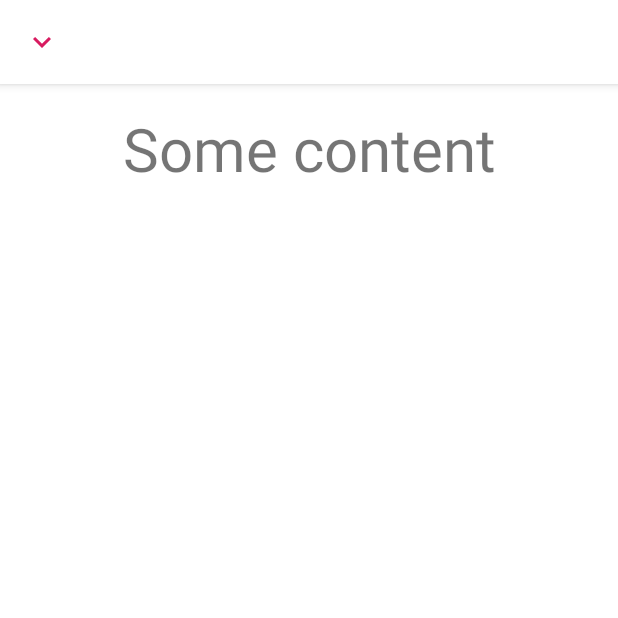
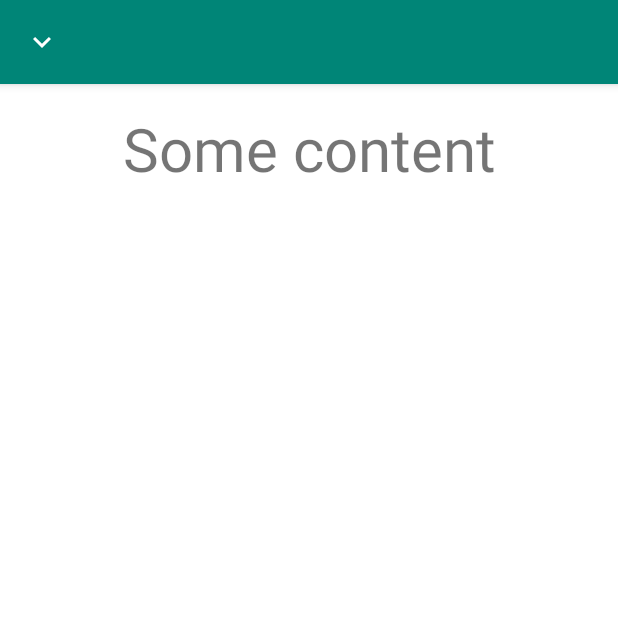
Before and after one commit to vinayhsorathiya/BottomSheetDialogFragmentWithStatusBarColor, an Android app: the screen it shows after launch (MainActivity), after a tap on "Click me!", on a phone screen of 412 x 824 dp, the top half of it. Run offline under Robolectric (Android 15) with nearby library versions, the phone set to English and light mode, and no system bars.

```diff
--- a/app/src/main/java/yaroslav/ovdiienko/idivision/bottomsheetdialogfragmentwithstatusbarcolor/MyBottomSheetDialog.kt
+++ b/app/src/main/java/yaroslav/ovdiienko/idivision/bottomsheetdialogfragmentwithstatusbarcolor/MyBottomSheetDialog.kt
@@ -3,6 +3,7 @@ package yaroslav.ovdiienko.idivision.bottomsheetdialogfragmentwithstatusbarcolor
 import android.annotation.SuppressLint
 import android.app.Dialog
 import android.os.Bundle
+import android.view.KeyEvent
 import android.view.LayoutInflater
 import android.view.View
 import android.view.ViewGroup
@@ -18,8 +19,17 @@ class MyBottomSheetDialog : BottomSheetDialogFragment() {
 
     override fun onCreateDialog(savedInstanceState: Bundle?): Dialog {
         return (super.onCreateDialog(savedInstanceState) as BottomSheetDialog).apply {
+            window?.setDimAmount(0f)
             setOnShowListener { setupBottomSheetDialog(this) }
-            window?.setDimAmount(0f)
+            setOnKeyListener { _, _, event ->
+                if (event.keyCode == KeyEvent.KEYCODE_BACK) {
+                    changeBackgroundToolbarViewAlpha()
+                    dismiss()
+                    true
+                } else {
+                    false
+                }
+            }
         }
     }
 
@@ -78,7 +88,7 @@ class MyBottomSheetDialog : BottomSheetDialogFragment() {
     }
 
     private fun changeBackgroundToolbarViewAlpha(slideOffset: Float = 0f) {
-        (activity as MainActivity).setToolbarViewAlpha(slideOffset)
+        (activity as MainActivity?)?.setToolbarViewAlpha(slideOffset)
     }
 
     companion object {
--- a/app/src/main/res/drawable/ic_outline_keyboard_arrow_down.xml
+++ b/app/src/main/res/drawable/ic_outline_keyboard_arrow_down.xml
@@ -4,6 +4,6 @@
     android:viewportWidth="24"
     android:viewportHeight="24">
   <path
-      android:fillColor="@color/colorAccent"
+      android:fillColor="@color/colorWhite"
       android:pathData="M7.41,8.59L12,13.17l4.59,-4.58L18,10l-6,6 -6,-6 1.41,-1.41z"/>
 </vector>
--- a/app/src/main/res/values/colors.xml
+++ b/app/src/main/res/values/colors.xml
@@ -1,7 +1,7 @@
 <?xml version="1.0" encoding="utf-8"?>
 <resources>
-    <color name="colorPrimary">@color/colorWhite</color>
-    <color name="colorPrimaryDark">@color/colorWhiteDarkish</color>
+    <color name="colorPrimary">#008577</color>
+    <color name="colorPrimaryDark">#00574B</color>
     <color name="colorAccent">#D81B60</color>
     <color name="colorWhite">#fff</color>
     <color name="colorWhiteDarkish">#ECECEC</color>
```
